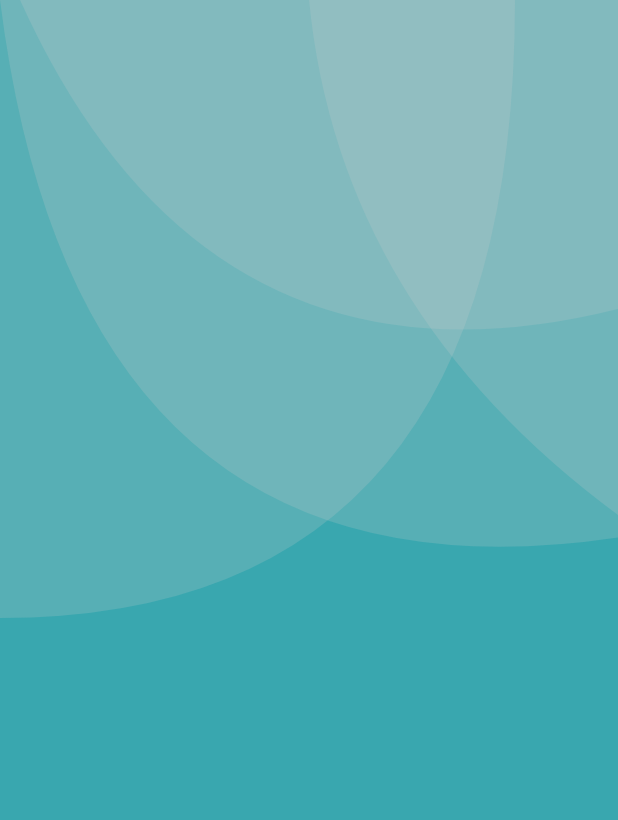
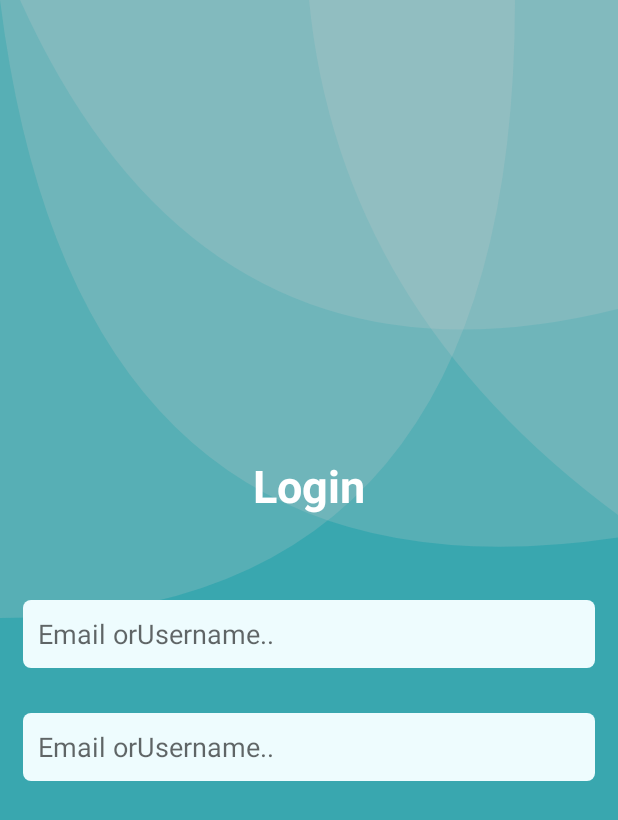
Before and after one commit to tushar09/Modern-App-UI-Design, an Android app: the screen it shows after launch (Login1Activity), on a phone screen of 412 x 824 dp. Shown: the top 820 px of the screen. Run offline under Robolectric (Android 15) with nearby library versions, the phone set to English and light mode, and no system bars.

Commit message:
fullscreen, custom edittext

```diff
--- a/app/src/main/java/com/aaroza/classroom/newui/activity/login/Login1Activity.java
+++ b/app/src/main/java/com/aaroza/classroom/newui/activity/login/Login1Activity.java
@@ -2,7 +2,9 @@ package com.aaroza.classroom.newui.activity.login;
 
 import androidx.appcompat.app.AppCompatActivity;
 
+import android.os.Build;
 import android.os.Bundle;
+import android.view.WindowManager;
 
 import com.aaroza.classroom.newui.R;
 
@@ -13,5 +15,11 @@ public class Login1Activity extends AppCompatActivity{
         super.onCreate(savedInstanceState);
         setContentView(R.layout.activity_login1);
         getSupportActionBar().hide();
+        if (Build.VERSION.SDK_INT >= Build.VERSION_CODES.KITKAT) {
+
+            getWindow().setFlags(WindowManager.LayoutParams.FLAG_LAYOUT_NO_LIMITS,
+                    WindowManager.LayoutParams.FLAG_LAYOUT_NO_LIMITS);
+        }
+
     }
 }
--- /dev/null
+++ b/app/src/main/res/drawable/rounded_border.xml
@@ -0,0 +1,11 @@
+<?xml version="1.0" encoding="utf-8"?>
+<!--  res/drawable/rounded_edittext.xml -->
+<shape xmlns:android="http://schemas.android.com/apk/res/android"
+    android:shape="rectangle" android:padding="10dp">
+    <solid android:color="#EEFCFE"/>
+    <corners
+        android:bottomRightRadius="5dp"
+        android:bottomLeftRadius="5dp"
+        android:topLeftRadius="5dp"
+        android:topRightRadius="5dp"/>
+</shape>
--- a/app/src/main/res/layout/activity_login1.xml
+++ b/app/src/main/res/layout/activity_login1.xml
@@ -1,5 +1,5 @@
 <?xml version="1.0" encoding="utf-8"?>
-<androidx.constraintlayout.widget.ConstraintLayout
+<FrameLayout
     xmlns:android="http://schemas.android.com/apk/res/android"
     xmlns:app="http://schemas.android.com/apk/res-auto"
     xmlns:tools="http://schemas.android.com/tools"
@@ -12,4 +12,35 @@
         android:layout_width="match_parent"
         android:layout_height="match_parent"/>
 
-</androidx.constraintlayout.widget.ConstraintLayout>
+    <LinearLayout
+        android:padding="15dp"
+        android:orientation="vertical"
+        android:gravity="center"
+        android:layout_width="match_parent"
+        android:layout_height="match_parent">
+        <TextView
+            android:textSize="30sp"
+            android:textStyle="bold"
+            android:textColor="@color/white"
+            android:text="@string/login"
+            android:layout_width="wrap_content"
+            android:layout_height="wrap_content"/>
+        <EditText
+            android:hint="@string/email_or_username"
+            android:singleLine="true"
+            android:padding="10dp"
+            android:background="@drawable/rounded_border"
+            android:layout_marginTop="?actionBarSize"
+            android:layout_width="match_parent"
+            android:layout_height="45dp"/>
+        <EditText
+            android:hint="@string/email_or_username"
+            android:singleLine="true"
+            android:padding="10dp"
+            android:background="@drawable/rounded_border"
+            android:layout_marginTop="30dp"
+            android:layout_width="match_parent"
+            android:layout_height="45dp"/>
+    </LinearLayout>
+
+</FrameLayout>
--- a/app/src/main/res/values/colors.xml
+++ b/app/src/main/res/values/colors.xml
@@ -18,4 +18,5 @@
     <color name="transparent">#00ffffff</color>
     <color name="edittext_underline">#C4C4C4</color>
     <color name="qer">#50CCCCCC</color>
+    <color name="white">#fff</color>
 </resources>
--- a/app/src/main/res/values/strings.xml
+++ b/app/src/main/res/values/strings.xml
@@ -1,3 +1,5 @@
 <resources>
     <string name="app_name">New UI</string>
+    <string name="login">Login</string>
+    <string name="email_or_username">Email orUsername..</string>
 </resources>
```
